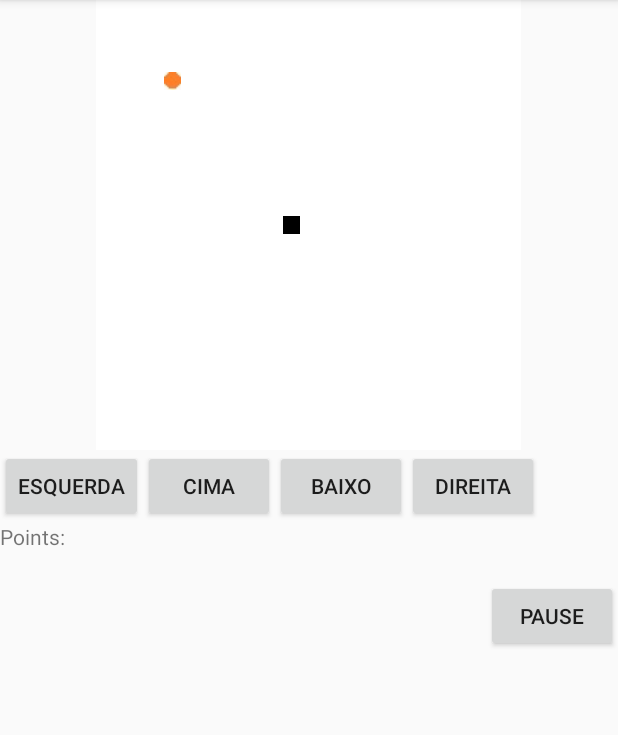
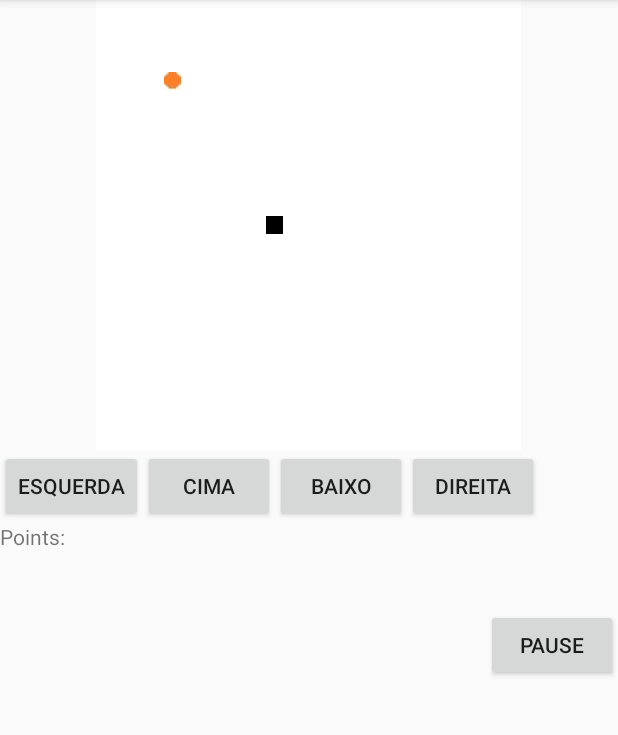
Before and after one commit to suelliton/Snake, an Android app: the Tabuleiro screen opened directly, with no data from a screen before it, after a tap on "ESQUERDA", on a phone screen of 412 x 824 dp, the part 84-819 px from its top. Run offline under Robolectric (Android 15) with nearby library versions, the phone set to English and light mode, and no system bars.

Commit message:
varias mudanças

```diff
--- a/app/src/main/java/com/example/suelliton/snake/Tabuleiro.java
+++ b/app/src/main/java/com/example/suelliton/snake/Tabuleiro.java
@@ -31,6 +31,8 @@ public class Tabuleiro extends AppCompatActivity {
     int pos[]  = new int[2];
     int[] previous = new int[2];
     int[] fruit = new int[2];
+    int[] ultimo = new int[2];
+    int[] tail = new int[2];
     @RequiresApi(api = Build.VERSION_CODES.ICE_CREAM_SANDWICH)
     @Override
     protected void onCreate(Bundle savedInstanceState) {
@@ -49,7 +51,7 @@ public class Tabuleiro extends AppCompatActivity {
             public void onClick(View v) {
                 direction[0] = 0;
                 direction[1] =-1;
-                setPrevious(pos);
+
             }
         });
         btn_down.setOnClickListener(new View.OnClickListener() {
@@ -57,7 +59,7 @@ public class Tabuleiro extends AppCompatActivity {
             public void onClick(View v) {
                 direction[0] = 1;
                 direction[1] = 0;
-                setPrevious(pos);
+
             }
         });
 
@@ -66,7 +68,7 @@ public class Tabuleiro extends AppCompatActivity {
             public void onClick(View v) {
                 direction[0] = -1;
                 direction[1] = 0;
-                setPrevious(pos);
+
             }
         });
         btn_right.setOnClickListener(new View.OnClickListener() {
@@ -74,7 +76,7 @@ public class Tabuleiro extends AppCompatActivity {
             public void onClick(View v) {
                 direction[0] = 0;
                 direction[1] = 1;
-                setPrevious(pos);
+
             }
         });
 
@@ -108,10 +110,10 @@ public class Tabuleiro extends AppCompatActivity {
        pos[1] = tamGrid/2;
        SNAKE.add(pos);//adiciona no vetor snake como se fosse a cabeça posicao 00 do arraylist
        setFruit();
-       move(direction,false);//passa a direcao para move
+       move(direction);//passa a direcao para move
     }
 
-    public void move(final int[] direction, final boolean changeDirection){
+    public void move(final int[] direction){
 
         final Handler handler = new Handler();
 
@@ -121,11 +123,10 @@ public class Tabuleiro extends AppCompatActivity {
                      handler.postDelayed(new Runnable() {
                         @Override
                         public void run() {
-                            setHead(direction);
-
-                            move(direction,false);
+                            organizeBody(direction);
+                            move(direction);
                         }
-                    },1000);
+                    },500);
                  }
         }).start();
 
@@ -134,29 +135,52 @@ public class Tabuleiro extends AppCompatActivity {
 
     public void setHead(int[] direction){
 
-
-        pos = (int[]) SNAKE.get(0);//éga a cabeça
-        if (SNAKE.size() == 1) {
-            setWhite(GRID[pos[0]][pos[1]]);//printa a cabeça debranco
-        }
-        previous = pos;
+        pos = (int[]) SNAKE.get(0);//péga a cabeça
         pos[0] = pos[0] + direction[0];//incrementa a posicao dacabeça
         pos[1] = pos[1] + direction[1];//incrementa a posicao dacabeça
         pos = checkPos(pos);
         setBlack(GRID[pos[0]][pos[1]]); //printa a cabeça de preto
         SNAKE.set(0, pos);
+        checkEat(pos);
+
+
+
+    }
+    public void setBody(){
+        pos = (int[]) SNAKE.get(SNAKE.size()-1);
+        tail[0] = pos[0];
+        tail[1] = pos[1];
+        for(int i = SNAKE.size()-1;i > 0 ;i--){
+            pos = (int[]) SNAKE.get(i-1);
+            SNAKE.set(i,pos);
+        }
+        setWhite(GRID[tail[0]][tail[1]]);
+        setHead(direction);
+
+    }
+    public void organizeBody(int[] direction) {
+        setBody();
+        printSnake();
+
+    }
+    public void printSnake() {
+        for (int i = 0; i < SNAKE.size(); i++) {
+            pos = (int[]) SNAKE.get(i);
+            setBlack(GRID[pos[0]][pos[1]]);
+        }
+    }
+
+    public void checkEat(int[] pos){
         if(pos[0] == fruit[0] && pos[1] == fruit[1]){
             setBlack(GRID[pos[0]][pos[1]]);
             setFruit();
             TextView tv = (TextView) findViewById(R.id.text_points);
             points +=50;
             tv.setText(""+ points);
-            SNAKE.add(previous);
-            setBody();
+            SNAKE.add(tail);
+        }
+    }
 
-        }
-
-    }
 
     public void setFruit(){
         fruit[0] = new Random().nextInt(tamGrid-1);
@@ -164,24 +188,8 @@ public class Tabuleiro extends AppCompatActivity {
         setOrange(GRID[fruit[0]][fruit[1]]);
     }
 
-    public void setPrevious(int[] pos){
-        if(direction[0] == 0 && direction[1] == 1 ){
-            setWhite(GRID[pos[0]][pos[1]-1]);
-        }
-        if(direction[0] == 0 && direction[1] == -1 ){
-            setWhite(GRID[pos[0]][pos[1]+1]);
-        }
-        if(direction[0] == 1 && direction[1] == 0 ){
-            setWhite(GRID[pos[0]-1][pos[1]]);
-        }
-        if(direction[0] == -1 && direction[1] == 0 ){
-            setWhite(GRID[pos[0]+1][pos[1]]);
-        }
-    }
 
-    public void setBody() {
 
-    }
 
     public int[] checkPos(int[] pos){
         if(pos[0] == tamGrid-1){
--- a/app/src/main/res/layout/activity_tabuleiro.xml
+++ b/app/src/main/res/layout/activity_tabuleiro.xml
@@ -68,6 +68,11 @@
             android:layout_width="match_parent"
             android:layout_height="wrap_content"
             android:text="" />
+        <TextView
+            android:id="@+id/deb"
+            android:layout_width="match_parent"
+            android:layout_height="wrap_content"
+            android:text="" />
 
         <Button
             android:id="@+id/button13"
```
